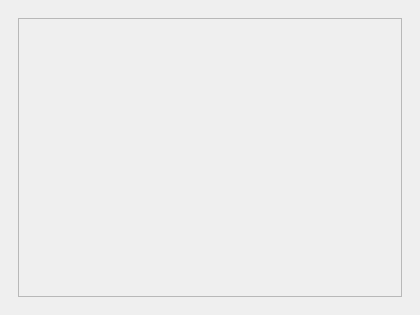
Above: src/call-window.ui from KDE/ktp-call-ui before the change. Below: the same form after it.
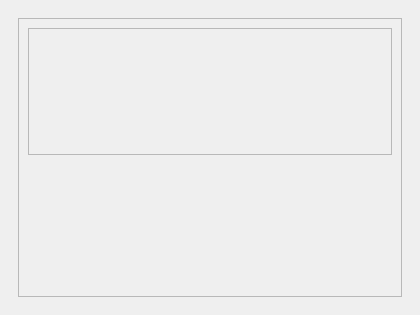
That is the form after the change. Custom widgets are drawn as their Qt base class.

Commit message:
Add error handling if the call fails to be held
Add a KMessageWidget that displays any errors that might have occured
when a call was paused

Refactor the code a bit to look more sane

```diff
--- a/src/call-window.ui
+++ b/src/call-window.ui
@@ -25,8 +25,8 @@
            <number>0</number>
           </property>
           <widget class="QWidget" name="avatarLabelPage">
-           <layout class="QHBoxLayout" name="horizontalLayout_2">
-            <item>
+           <layout class="QGridLayout" name="gridLayout_2">
+            <item row="0" column="0">
              <widget class="QFrame" name="frame">
               <property name="frameShape">
                <enum>QFrame::StyledPanel</enum>
@@ -36,6 +36,18 @@
               </property>
               <layout class="QVBoxLayout" name="verticalLayout_2">
                <item>
+                <layout class="QVBoxLayout" name="verticalLayout">
+                 <item>
+                  <widget class="KMessageWidget" name="errorWidget">
+                   <property name="frameShape">
+                    <enum>QFrame::StyledPanel</enum>
+                   </property>
+                   <property name="frameShadow">
+                    <enum>QFrame::Raised</enum>
+                   </property>
+                  </widget>
+                 </item>
+                 <item>
                 <widget class="QLabel" name="remoteUserDisplayLabel">
                  <property name="text">
                   <string/>
@@ -46,6 +58,8 @@
                 </widget>
                </item>
               </layout>
+               </item>
+              </layout>
              </widget>
             </item>
            </layout>
@@ -153,6 +167,12 @@
    <header location="global">QGst/Ui/VideoWidget</header>
    <container>1</container>
   </customwidget>
+  <customwidget>
+   <class>KMessageWidget</class>
+   <extends>QFrame</extends>
+   <header location="global">KMessageWidget</header>
+   <container>1</container>
+  </customwidget>
  </customwidgets>
  <resources/>
  <connections/>
```
Left out of the diff: 5 changed lines with no effect on the pictures. Lines whose indentation alone changed are shown as unchanged. The commit also changes 1 other file.
